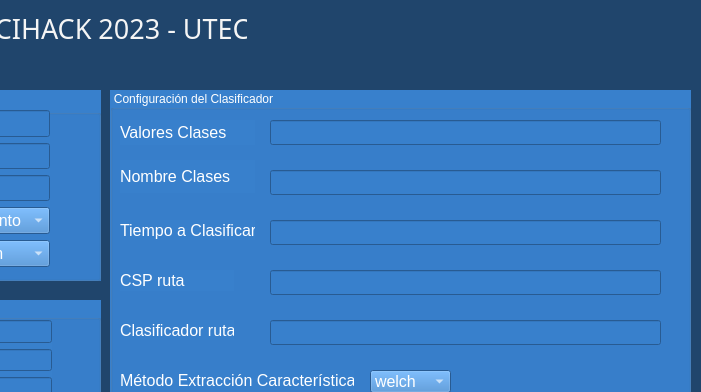
First picture: the form in Desarrollo/PythonScripts/scripts/GUIModule/config_registro.ui, repository lucasbaldezzari/bcihack2, before the edit; both pictures show x 580 to 1281 and y 0 to 392 of the 1281 by 560 pixel window.
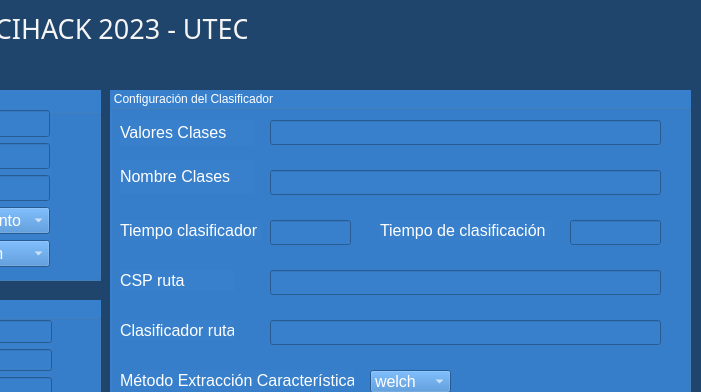
Second picture: the form after the edit.

What changed in the file:
```diff
--- a/Desarrollo/PythonScripts/scripts/GUIModule/config_registro.ui
+++ b/Desarrollo/PythonScripts/scripts/GUIModule/config_registro.ui
@@ -1182,9 +1182,9 @@
    <widget class="QLabel" name="label_19">
     <property name="geometry">
      <rect>
-      <x>10</x>
+      <x>270</x>
       <y>130</y>
-      <width>135</width>
+      <width>171</width>
       <height>20</height>
      </rect>
     </property>
@@ -1201,7 +1201,7 @@
      <string notr="true">color: rgb(255, 255, 255);</string>
     </property>
     <property name="text">
-     <string>Tiempo a Clasificar</string>
+     <string>Tiempo de clasificación</string>
     </property>
    </widget>
    <widget class="QLabel" name="label_28">
@@ -1364,9 +1364,9 @@
    <widget class="QLineEdit" name="line_tiempoClasif">
     <property name="geometry">
      <rect>
-      <x>160</x>
+      <x>460</x>
       <y>130</y>
-      <width>391</width>
+      <width>91</width>
       <height>25</height>
      </rect>
     </property>
@@ -1436,6 +1436,56 @@
      <string/>
     </property>
    </widget>
+   <widget class="QLineEdit" name="line_ventanaClasif">
+    <property name="geometry">
+     <rect>
+      <x>160</x>
+      <y>130</y>
+      <width>81</width>
+      <height>25</height>
+     </rect>
+    </property>
+    <property name="font">
+     <font>
+      <family>MS Shell Dlg 2</family>
+      <pointsize>12</pointsize>
+      <weight>50</weight>
+      <italic>false</italic>
+      <bold>false</bold>
+     </font>
+    </property>
+    <property name="styleSheet">
+     <string notr="true">color: rgb(255, 255, 255);</string>
+    </property>
+    <property name="text">
+     <string/>
+    </property>
+   </widget>
+   <widget class="QLabel" name="label_33">
+    <property name="geometry">
+     <rect>
+      <x>10</x>
+      <y>130</y>
+      <width>141</width>
+      <height>20</height>
+     </rect>
+    </property>
+    <property name="font">
+     <font>
+      <family>MS Shell Dlg 2</family>
+      <pointsize>12</pointsize>
+      <weight>50</weight>
+      <italic>false</italic>
+      <bold>false</bold>
+     </font>
+    </property>
+    <property name="styleSheet">
+     <string notr="true">color: rgb(255, 255, 255);</string>
+    </property>
+    <property name="text">
+     <string>Tiempo clasificador</string>
+    </property>
+   </widget>
   </widget>
   <widget class="QLabel" name="label_3">
    <property name="geometry">
```
